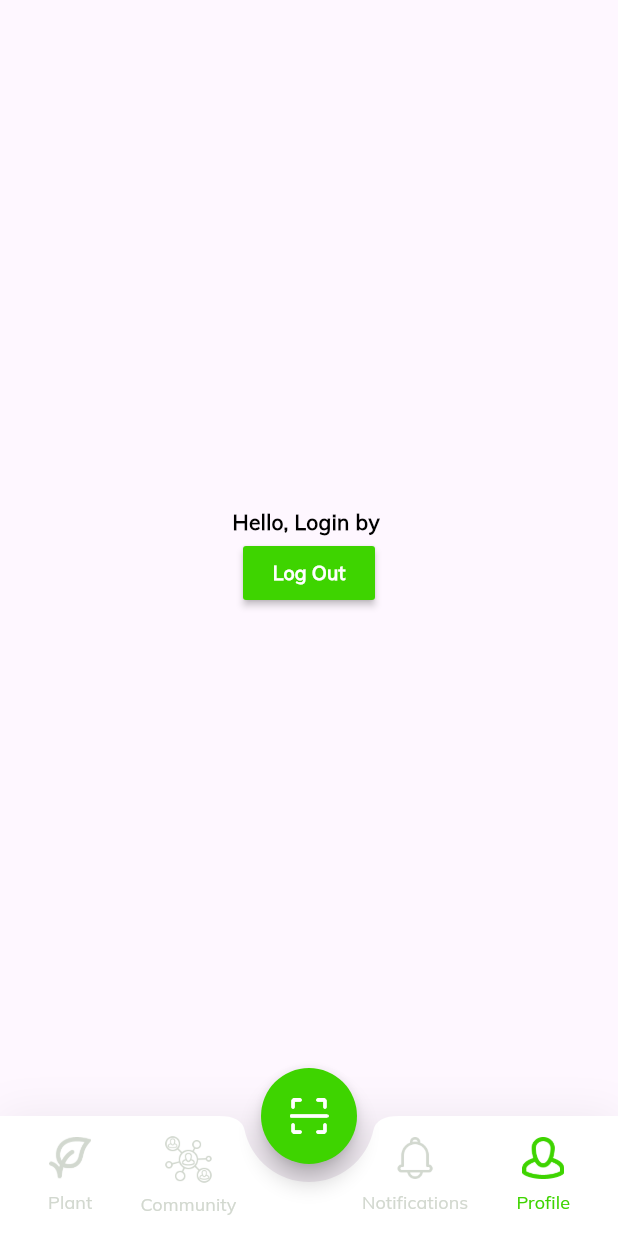
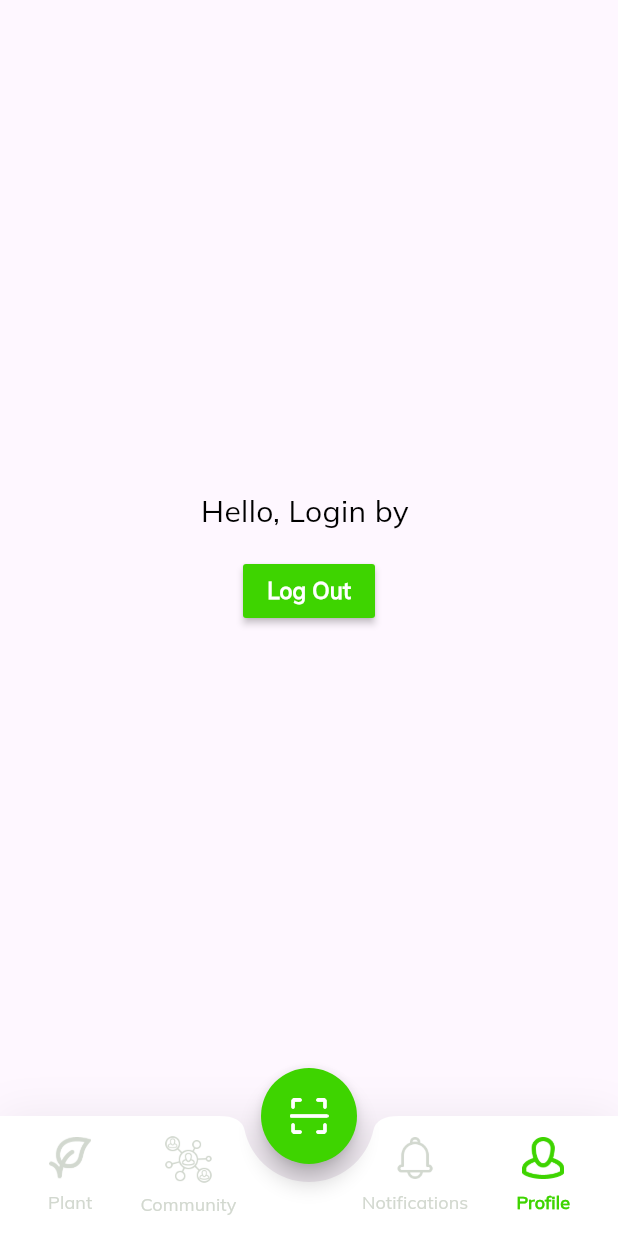
Before and after one commit to s3eedibr/mashtaly_app, a Flutter app: the screen it shows after launch, after a tap on "Don't show again", after a tap on "Profile", on a phone screen of 412 x 824 dp. Run offline on Flutter 3.47's test engine with Material 2 defaults, Android fonts, the light colour scheme and no system bars; our stand-ins replace cloud_firestore, date_picker_timeline, firebase_auth, firebase_core, flutter_otp_text_field, flutter_spinkit and 1 more; missing offline and left inert: email_otp; accounts and stored records are empty.

Commit message:
nice night

```diff
--- a/lib/constants/colors.dart
+++ b/lib/constants/colors.dart
@@ -10,3 +10,5 @@ const Color tThirdTextColor = Colors.white;
 const Color tPrimaryActionColor = Color(0xFF3ED400);
 const Color tSecondActionColor = Color(0xFFD2D8CF);
 const Color tThirdTextErrorColor = Color(0xFFFF6724);
+const Color tSearchBarColor = Color(0xFFF5F5F5);
+const Color tSearchIconColor = Color(0xFFD6D6D6);
--- a/lib/screens/HomeScreens/home_screen.dart
+++ b/lib/screens/HomeScreens/home_screen.dart
@@ -109,6 +109,9 @@ class _HomeScreenState extends State<HomeScreen> {
                                 "Plant",
                                 style: TextStyle(
                                   fontSize: 12,
+                                  fontWeight: currentTap == 0
+                                      ? FontWeight.w700
+                                      : FontWeight.normal,
                                   color: currentTap == 0
                                       ? tPrimaryActionColor
                                       : tSecondActionColor,
@@ -143,6 +146,9 @@ class _HomeScreenState extends State<HomeScreen> {
                                 "Community",
                                 style: TextStyle(
                                   fontSize: 12,
+                                  fontWeight: currentTap == 1
+                                      ? FontWeight.w700
+                                      : FontWeight.normal,
                                   color: currentTap == 1
                                       ? tPrimaryActionColor
                                       : tSecondActionColor,
@@ -182,6 +188,9 @@ class _HomeScreenState extends State<HomeScreen> {
                                 "Notifications",
                                 style: TextStyle(
                                   fontSize: 12,
+                                  fontWeight: currentTap == 2
+                                      ? FontWeight.w700
+                                      : FontWeight.normal,
                                   color: currentTap == 2
                                       ? tPrimaryActionColor
                                       : tSecondActionColor,
@@ -216,6 +225,9 @@ class _HomeScreenState extends State<HomeScreen> {
                                 "Profile",
                                 style: TextStyle(
                                   fontSize: 12,
+                                  fontWeight: currentTap == 3
+                                      ? FontWeight.w700
+                                      : FontWeight.normal,
                                   color: currentTap == 3
                                       ? tPrimaryActionColor
                                       : tSecondActionColor,
--- a/lib/screens/HomeScreens/plant.dart
+++ b/lib/screens/HomeScreens/plant.dart
@@ -1,6 +1,7 @@
 import 'package:flutter/material.dart';
 
 import '../../Constants/colors.dart';
+import 'package:date_picker_timeline/date_picker_timeline.dart';
 
 class PlantScreen extends StatefulWidget {
   const PlantScreen({super.key});
@@ -10,15 +11,148 @@ class PlantScreen extends StatefulWidget {
 }
 
 class _PlantScreenState extends State<PlantScreen> {
+  bool newNotification = false;
   @override
   Widget build(BuildContext context) {
     return Scaffold(
       backgroundColor: tBgColor,
-      body: Center(
-        child: Text(
-          "Plant",
-          style: TextStyle(fontSize: 35),
-        ),
+      body: Column(
+        children: [
+          Container(
+            color: Colors.white,
+            height: 69,
+            child: Row(
+              children: [
+                Expanded(
+                  child: Padding(
+                    padding:
+                        const EdgeInsets.only(right: 8, bottom: 0, left: 16),
+                    child: TextField(
+                      cursorColor: tPrimaryActionColor,
+                      style: const TextStyle(
+                        fontSize: 16,
+                        height: 1.5,
+                      ),
+                      decoration: InputDecoration(
+                        filled: true,
+                        fillColor: tSearchBarColor,
+                        contentPadding: const EdgeInsets.symmetric(vertical: 8),
+                        prefixIcon: const Icon(
+                          Icons.search_rounded,
+                          color: tSearchIconColor,
+                          size: 27,
+                        ),
+                        border: OutlineInputBorder(
+                            borderSide: BorderSide.none,
+                            borderRadius: BorderRadius.circular(20)),
+                      ),
+                    ),
+                  ),
+                ),
+                Padding(
+                  padding: const EdgeInsets.only(right: 3),
+                  child: Row(
+                    children: [
+                      IconButton(
+                        onPressed: () {},
+                        icon: Image.asset(
+                          "assets/images/icons/Path 417.png",
+                          height: 22,
+                          width: 22,
+                        ),
+                      ),
+                      IconButton(
+                        onPressed: () {},
+                        icon: newNotification == false
+                            ? Image.asset(
+                                "assets/images/icons/Path 2.png",
+                                height: 22,
+                                width: 22,
+                              )
+                            : Image.asset(
+                                "assets/images/icons/Path 2red.png",
+                                height: 22,
+                                width: 22,
+                              ),
+                      ),
+                    ],
+                  ),
+                ),
+              ],
+            ),
+          ),
+          const SizedBox(height: 12),
+          Padding(
+            padding: const EdgeInsets.only(right: 16, bottom: 0, left: 18),
+            child: Row(
+              mainAxisAlignment: MainAxisAlignment.spaceBetween,
+              children: [
+                Row(
+                  children: [
+                    Icon(
+                      Icons.cloud_queue_rounded,
+                      color: Colors.blue,
+                    ),
+                    SizedBox(
+                      width: 5,
+                    ),
+                    Text(
+                      "Heavy Rain",
+                      style: TextStyle(
+                        color: Colors.blue,
+                        fontSize: 15,
+                        fontWeight: FontWeight.bold,
+                      ),
+                    ),
+                  ],
+                ),
+                Row(
+                  children: [
+                    Icon(
+                      Icons.insert_chart_outlined_rounded,
+                      color: Colors.blue,
+                    ),
+                    SizedBox(
+                      width: 5,
+                    ),
+                    Text(
+                      "16°c",
+                      style: TextStyle(
+                        fontSize: 15,
+                        fontWeight: FontWeight.bold,
+                      ),
+                    ),
+                  ],
+                ),
+              ],
+            ),
+          ),
+          const SizedBox(height: 12),
+          Container(
+            decoration: BoxDecoration(
+              color: Colors.white,
+              borderRadius: BorderRadius.circular(12),
+            ),
+            child: Padding(
+              padding: const EdgeInsets.only(right: 16, bottom: 0, left: 16),
+              child: SizedBox(
+                height: 88,
+                child: DatePicker(
+                  DateTime.now(),
+                  height: 50,
+                  width: 53,
+                  initialSelectedDate: DateTime.now(),
+                  selectionColor: tPrimaryActionColor,
+                  selectedTextColor: Colors.white,
+                  dateTextStyle: const TextStyle(
+                    fontSize: 20,
+                  ),
+                  daysCount: 7,
+                ),
+              ),
+            ),
+          ),
+        ],
       ),
     );
   }
--- a/lib/screens/HomeScreens/profile.dart
+++ b/lib/screens/HomeScreens/profile.dart
@@ -23,9 +23,12 @@ class _ProfileScreenState extends State<ProfileScreen> {
               Text(
                 "Hello, Login by ${user.email!}",
                 style: const TextStyle(
-                  fontWeight: FontWeight.bold,
                   color: Colors.black,
+                  fontSize: 20,
                 ),
+              ),
+              const SizedBox(
+                height: 15,
               ),
               MaterialButton(
                 onPressed: () {
@@ -37,7 +40,7 @@ class _ProfileScreenState extends State<ProfileScreen> {
                   style: TextStyle(
                     color: tThirdTextColor,
                     fontWeight: FontWeight.bold,
-                    fontSize: 13,
+                    fontSize: 15,
                   ),
                 ),
               ),
--- a/pubspec.yaml
+++ b/pubspec.yaml
@@ -32,6 +32,7 @@ dependencies:
   flutter_spinkit: ^5.2.0
   email_otp: ^2.0.1
   provider: ^6.0.5
+  date_picker_timeline: ^1.2.5
 
 flutter_icons:
   android: "launcher_icon"
```
Also changed, not shown: assets/images/icons/Path 2.png (added), assets/images/icons/Path 2red.png (added), assets/images/icons/Path 417.png (added), pubspec.lock.
